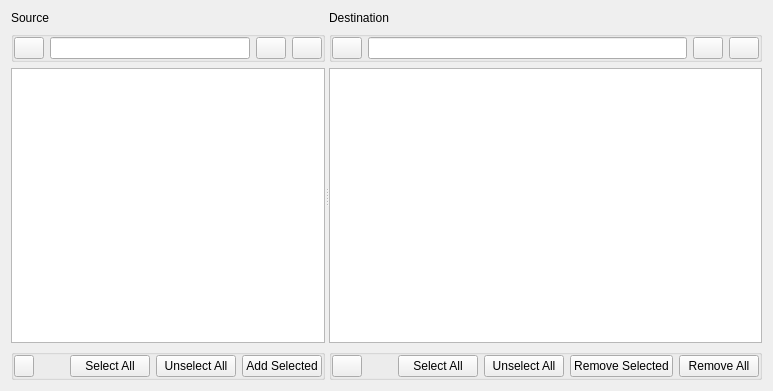
This is Libs/UserInterfaces/SourceBrowser.ui in AltaArts/SourceTab--Prism-Plugin as Qt 5 draws it before an edit. The edited form follows.
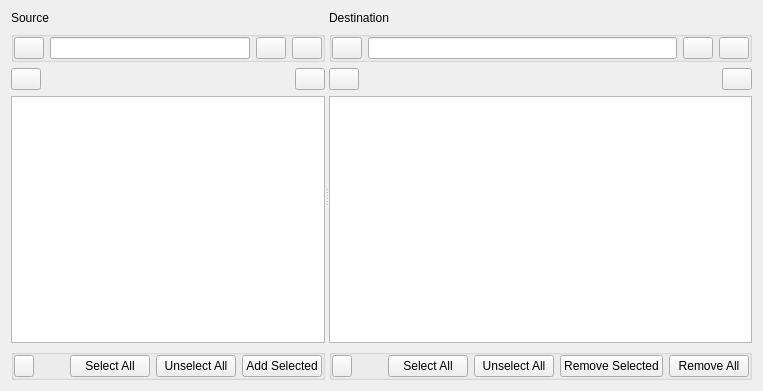
This is the edited form.

Commit message: Added List Filters #66 and Started Added Image Seqs #52

```diff
--- a/Libs/UserInterfaces/SourceBrowser.ui
+++ b/Libs/UserInterfaces/SourceBrowser.ui
@@ -16,9 +16,6 @@
   <layout class="QHBoxLayout" name="horizontalLayout">
    <item>
     <widget class="QSplitter" name="splitter">
-     <property name="orientation">
-      <enum>Qt::Orientation::Horizontal</enum>
-     </property>
      <widget class="QWidget" name="w_source" native="true">
       <property name="sizePolicy">
        <sizepolicy hsizetype="Preferred" vsizetype="Preferred">
@@ -149,6 +146,79 @@
          </layout>
         </widget>
        </item>
+       <item>
+        <layout class="QHBoxLayout" name="lo_sourceFilters">
+         <item>
+          <widget class="QPushButton" name="b_sourceFilter_filtersEnable">
+           <property name="sizePolicy">
+            <sizepolicy hsizetype="Fixed" vsizetype="Fixed">
+             <horstretch>0</horstretch>
+             <verstretch>0</verstretch>
+            </sizepolicy>
+           </property>
+           <property name="minimumSize">
+            <size>
+             <width>30</width>
+             <height>0</height>
+            </size>
+           </property>
+           <property name="maximumSize">
+            <size>
+             <width>30</width>
+             <height>16777215</height>
+            </size>
+           </property>
+           <property name="text">
+            <string/>
+           </property>
+           <property name="checkable">
+            <bool>true</bool>
+           </property>
+          </widget>
+         </item>
+         <item>
+          <spacer name="horizontalSpacer_2">
+           <property name="orientation">
+            <enum>Qt::Horizontal</enum>
+           </property>
+           <property name="sizeHint" stdset="0">
+            <size>
+             <width>40</width>
+             <height>20</height>
+            </size>
+           </property>
+          </spacer>
+         </item>
+         <item>
+          <widget class="QPushButton" name="b_sourceFilter_combineSeqs">
+           <property name="sizePolicy">
+            <sizepolicy hsizetype="Fixed" vsizetype="Fixed">
+             <horstretch>0</horstretch>
+             <verstretch>0</verstretch>
+            </sizepolicy>
+           </property>
+           <property name="minimumSize">
+            <size>
+             <width>30</width>
+             <height>0</height>
+            </size>
+           </property>
+           <property name="maximumSize">
+            <size>
+             <width>30</width>
+             <height>16777215</height>
+            </size>
+           </property>
+           <property name="text">
+            <string/>
+           </property>
+           <property name="checkable">
+            <bool>true</bool>
+           </property>
+          </widget>
+         </item>
+        </layout>
+       </item>
        <item>
         <widget class="QTableWidget" name="tw_source">
          <property name="contextMenuPolicy">
@@ -368,6 +438,79 @@
          </layout>
         </widget>
        </item>
+       <item>
+        <layout class="QHBoxLayout" name="lo_destFilters">
+         <item>
+          <widget class="QPushButton" name="b_destFilter_filtersEnable">
+           <property name="sizePolicy">
+            <sizepolicy hsizetype="Fixed" vsizetype="Fixed">
+             <horstretch>0</horstretch>
+             <verstretch>0</verstretch>
+            </sizepolicy>
+           </property>
+           <property name="minimumSize">
+            <size>
+             <width>30</width>
+             <height>0</height>
+            </size>
+           </property>
+           <property name="maximumSize">
+            <size>
+             <width>30</width>
+             <height>16777215</height>
+            </size>
+           </property>
+           <property name="text">
+            <string/>
+           </property>
+           <property name="checkable">
+            <bool>true</bool>
+           </property>
+          </widget>
+         </item>
+         <item>
+          <spacer name="horizontalSpacer_4">
+           <property name="orientation">
+            <enum>Qt::Horizontal</enum>
+           </property>
+           <property name="sizeHint" stdset="0">
+            <size>
+             <width>40</width>
+             <height>20</height>
+            </size>
+           </property>
+          </spacer>
+         </item>
+         <item>
+          <widget class="QPushButton" name="b_destFilter_combineSeqs">
+           <property name="sizePolicy">
+            <sizepolicy hsizetype="Fixed" vsizetype="Fixed">
+             <horstretch>0</horstretch>
+             <verstretch>0</verstretch>
+            </sizepolicy>
+           </property>
+           <property name="minimumSize">
+            <size>
+             <width>30</width>
+             <height>0</height>
+            </size>
+           </property>
+           <property name="maximumSize">
+            <size>
+             <width>30</width>
+             <height>16777215</height>
+            </size>
+           </property>
+           <property name="text">
+            <string/>
+           </property>
+           <property name="checkable">
+            <bool>true</bool>
+           </property>
+          </widget>
+         </item>
+        </layout>
+       </item>
        <item>
         <widget class="QTableWidget" name="tw_destination">
          <property name="maximumSize">
@@ -409,7 +552,7 @@
             </property>
             <property name="minimumSize">
              <size>
-              <width>30</width>
+              <width>20</width>
               <height>0</height>
              </size>
             </property>
```
Left out of the diff: 16 changed lines with no effect on the pictures. The commit also changes 5 other files.
